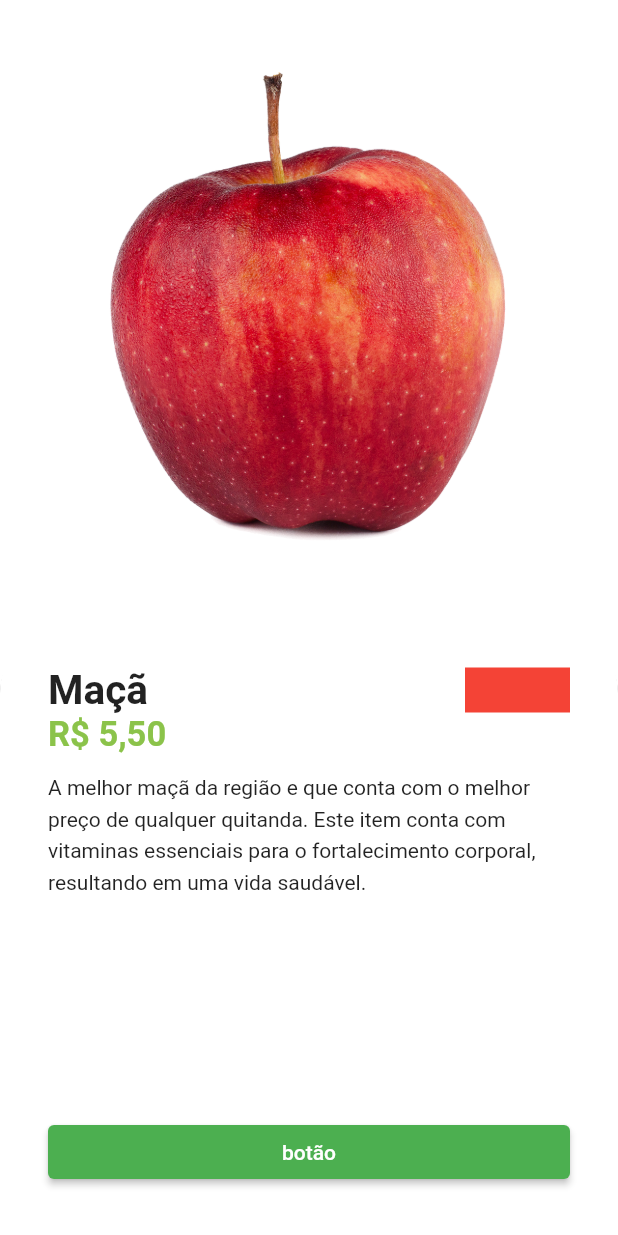
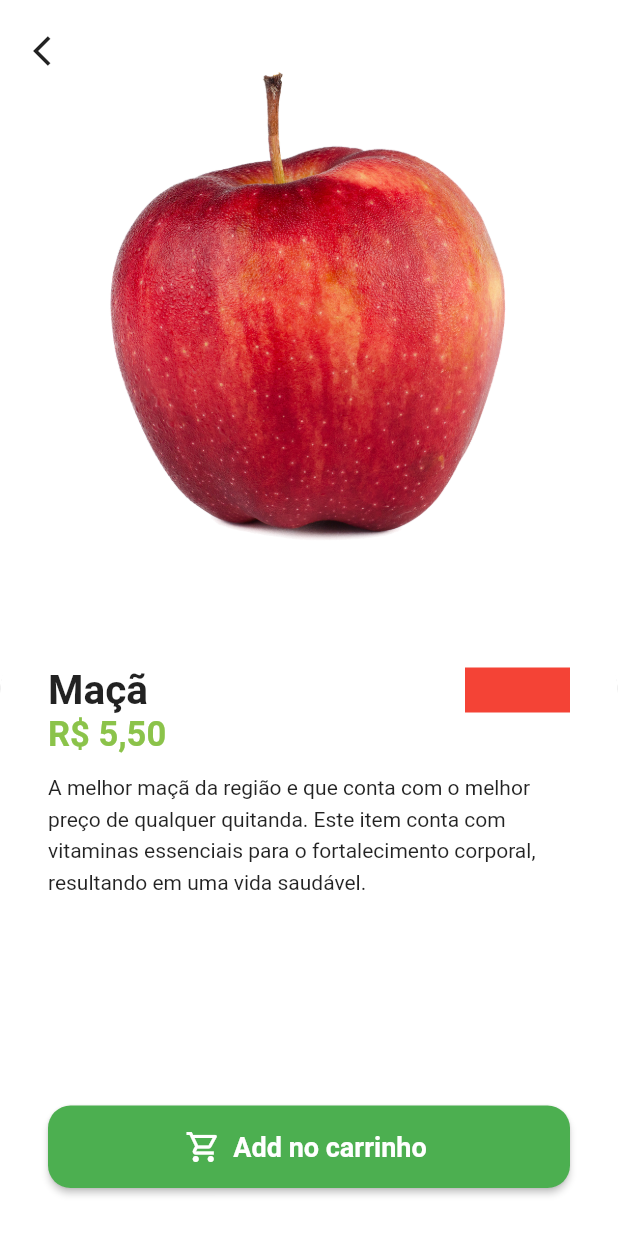
Before and after one commit to devflutterfelipe/projetoquitandavirtual, a Flutter app: the HomeTab screen opened directly, after a tap on "Maçã", on a phone screen of 412 x 824 dp. Run offline on Flutter 3.47's test engine with Material 2 defaults, Android fonts, the phone set to English and light mode, and no system bars; our stand-ins replace animated_text_kit, badges, mask_text_input_formatter.

Commit message:
Boatão de add ao carrinho e animação Hero

```diff
--- a/lib/src/config/app_data.dart
+++ b/lib/src/config/app_data.dart
@@ -30,7 +30,7 @@ ItemModel guava = ItemModel(
 ItemModel kiwi = ItemModel(
   description:
       'O melhor kiwi da região e que conta com o melhor preço de qualquer quitanda. Este item conta com vitaminas essenciais para o fortalecimento corporal, resultando em uma vida saudável.',
-  imgUrl: 'assets/fruits/apple.png',
+  imgUrl: 'assets/fruits/kiwi.png',
   itemName: 'Kiwi',
   price: 2.5,
   unit: 'un',
--- a/lib/src/pages/home/components/item_tile.dart
+++ b/lib/src/pages/home/components/item_tile.dart
@@ -39,7 +39,9 @@ class ItemTile extends StatelessWidget {
                 children: [
                   // Imagem
                   Expanded(
-                    child: Image.asset(item.imgUrl),
+                    child: Hero(
+                      tag: item.imgUrl,
+                      child: Image.asset(item.imgUrl)),
                   ),
                   //Nome
                   Text(
--- a/lib/src/pages/product/product_screen.dart
+++ b/lib/src/pages/product/product_screen.dart
@@ -16,10 +16,15 @@ class ProductScreen extends StatelessWidget {
   Widget build(BuildContext context) {
     return Scaffold(
       backgroundColor: Colors.white.withAlpha(230),
-      body: Column(
+      body: Stack(
+        children: [
+          // Conteúdo
+          Column(
             children: [
               Expanded(
-            child: Image.asset(item.imgUrl),
+                child: Hero(
+                  tag: item.imgUrl,
+                  child: Image.asset(item.imgUrl)),
               ),
               Expanded(
                 child: Container(
@@ -86,11 +91,43 @@ class ProductScreen extends StatelessWidget {
                       ),
 
                       //Botão
-                  ElevatedButton(
+                      SizedBox(
+                          height: 55,
+                          child: ElevatedButton.icon(
+                            style: ElevatedButton.styleFrom(
+                              shape: RoundedRectangleBorder(
+                                borderRadius: BorderRadius.circular(15),
+                              ),
+                            ),
                             onPressed: () {},
-                    child: Text('botão'),
+                            label: const Text(
+                              'Add no carrinho',
+                              style: TextStyle(
+                                fontSize: 18,
+                                fontWeight: FontWeight.bold,
+                              ),
+                            ),
+                            icon: const Icon(
+                              Icons.shopping_cart_outlined,
+                              color: Colors.white,
+                            ),
+                          )),
+                    ],
+                  ),
+                ),
               ),
             ],
+          ),
+
+          Positioned(
+            left: 10,
+            top: 10,
+            child: SafeArea(
+              child: IconButton(
+                onPressed: () => Navigator.of(context).pop(),
+                icon: const Icon(
+                  Icons.arrow_back_ios,
+                ),
               ),
             ),
           ),
```
Lines whose indentation alone changed are shown as unchanged.
